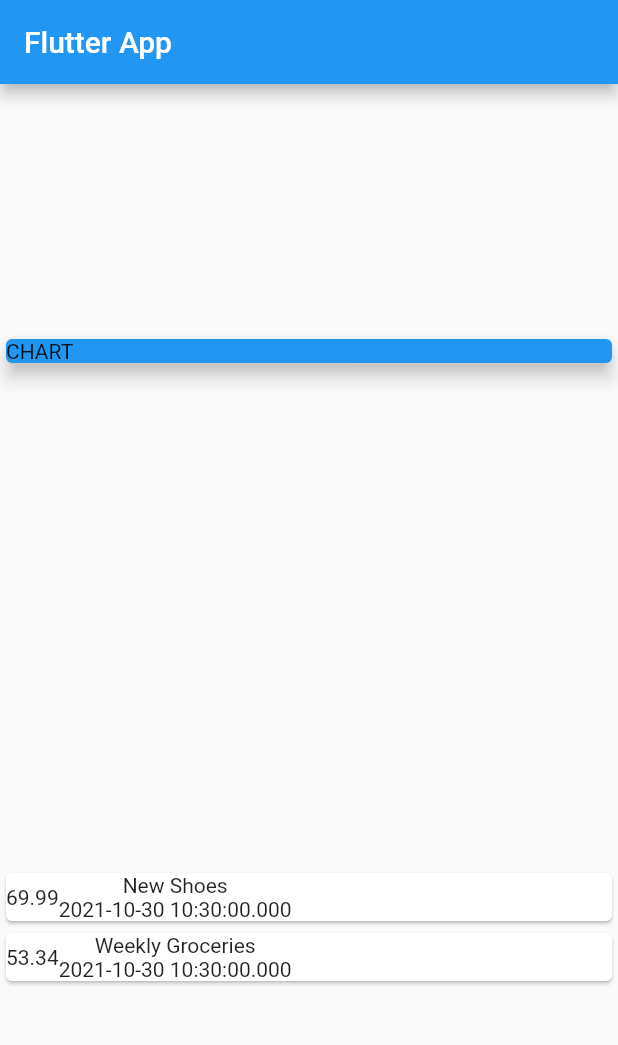
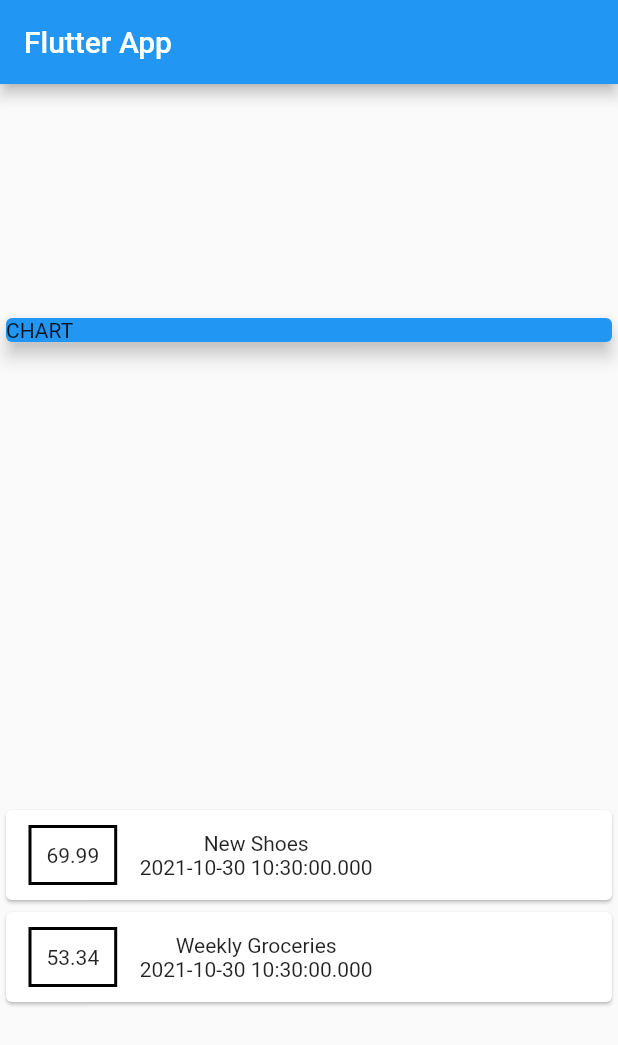
Before and after one commit to muhammedrishadpe/Expense_planner, a Flutter app: the screen it shows after launch, on a phone screen of 412 x 824 dp. Shown: the top 1045 px of the screen. Run offline on Flutter 3.47's test engine with Material 2 defaults, Android fonts, the phone set to English and light mode, and no system bars.

Commit message:
styling a container

```diff
--- a/lib/main.dart
+++ b/lib/main.dart
@@ -52,7 +52,20 @@ class MyHomePage extends StatelessWidget {
                 child: Row(
                   children: <Widget>[
                     Container(
-                      child: Text(tx.amount.toString()),
+                      margin: EdgeInsets.symmetric(
+                        vertical: 10,
+                        horizontal: 15,
+                      ),
+                      decoration: BoxDecoration(
+                        border: Border.all(
+                          color: Colors.black,
+                          width: 2,
+                        ),
+                      ),
+                      padding: EdgeInsets.all(10),
+                      child: Text(
+                        tx.amount.toString(),
+                      ),
                     ),
                     Column(
                       children: <Widget>[
```
